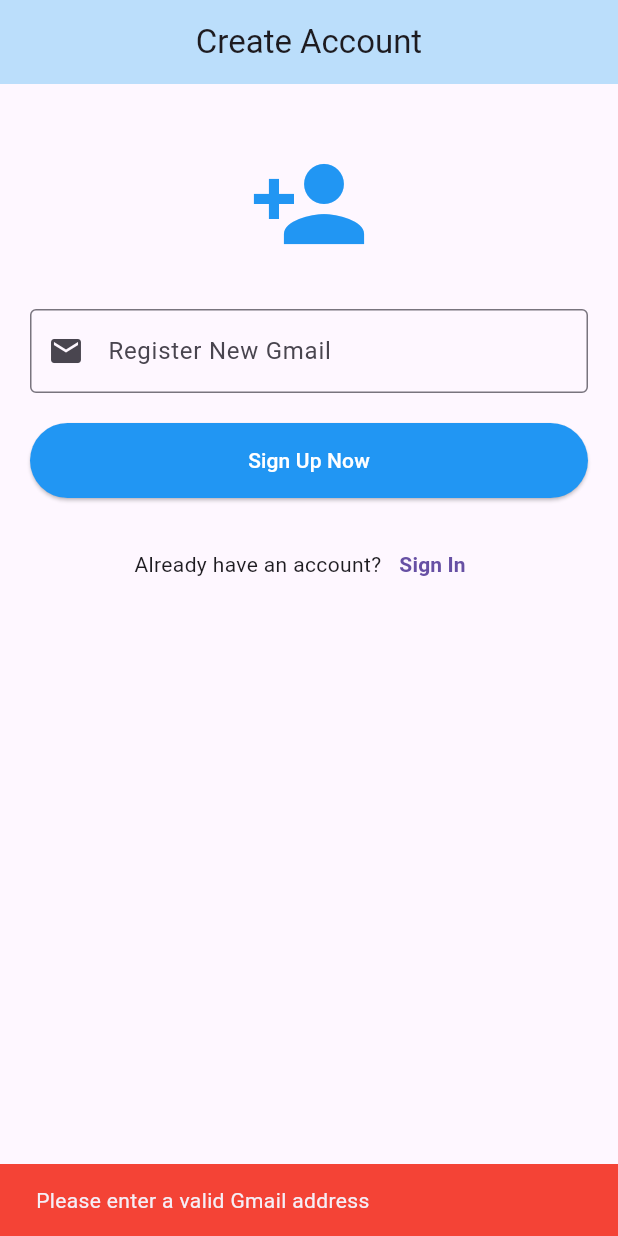
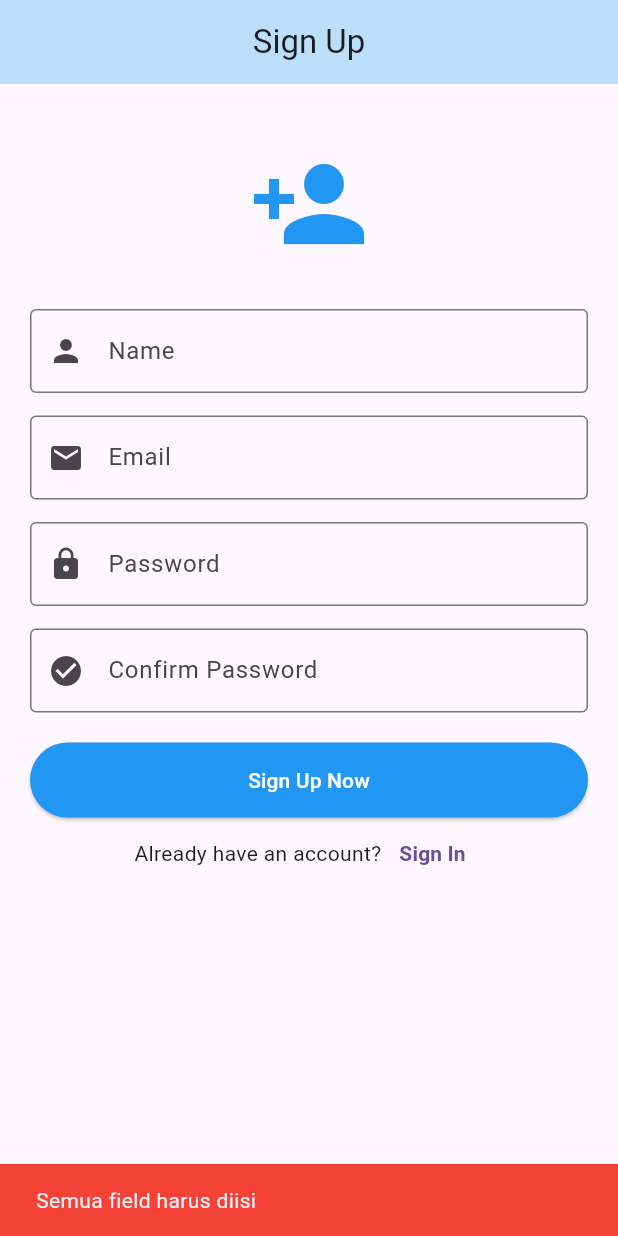
Before and after one commit to firmanchrstn/krs-app-week5, a Flutter app: the screen it shows after launch, after a tap on "Sign Up", after a tap on "Sign Up Now", on a phone screen of 412 x 824 dp. Run offline on Flutter 3.47's test engine with Material 3 defaults, Android fonts, the phone set to English and light mode, and no system bars.

Commit message:
in bahasa

```diff
--- a/lib/main.dart
+++ b/lib/main.dart
@@ -1,5 +1,5 @@
 import 'package:flutter/material.dart';
-import 'screens/splash_screen.dart'; // Pastikan import ini ada
+import 'screens/splash_screen.dart';
 
 void main() {
   runApp(const MyApp());
@@ -17,7 +17,7 @@ class MyApp extends StatelessWidget {
         primarySwatch: Colors.blue,
         useMaterial3: true,
       ),
-      // Aplikasi dimulai dari SplashScreen
+      // App starts from SplashScreen
       home: const SplashScreen(),
     );
   }
--- a/lib/screens/login_screen.dart
+++ b/lib/screens/login_screen.dart
@@ -1,5 +1,6 @@
 import 'package:flutter/material.dart';
 import 'dashboard_screen.dart';
+import 'profile_screen.dart'; // Digunakan untuk referensi pengiriman data nantinya jika diperlukan
 
 class LoginScreen extends StatefulWidget {
   const LoginScreen({super.key});
@@ -9,59 +10,59 @@ class LoginScreen extends StatefulWidget {
 }
 
 class _LoginScreenState extends State<LoginScreen> {
+  // Controllers untuk Sign Up & Login
+  final TextEditingController _nameController = TextEditingController();
   final TextEditingController _emailController = TextEditingController();
-  final TextEditingController _otpController = TextEditingController();
-  final List<String> _registeredEmails = ['admin@gmail.com'];
+  final TextEditingController _passwordController = TextEditingController();
+  final TextEditingController _confirmPasswordController = TextEditingController();
+
   bool _isSignUpMode = false;
-  bool _isOtpSent = false;
-  final String _mockOtp = "1234";
-  void _handleSignUp() {
+  String _registeredName = "Firman Christian Purba"; // Nama default
+
+  void _handleAuth() {
     String email = _emailController.text.trim();
+    String password = _passwordController.text.trim();
 
-    if (email.isEmpty || !email.contains("@gmail.com")) {
-      _showMessage("Please enter a valid Gmail address", Colors.red);
+    if (_isSignUpMode) {
+      // Logika Sign Up
+      String name = _nameController.text.trim();
+      String confirmPassword = _confirmPasswordController.text.trim();
+
+      if (name.isEmpty || email.isEmpty || password.isEmpty) {
+        _showMessage("Semua field harus diisi", Colors.red);
+        return;
+      }
+      if (password != confirmPassword) {
+        _showMessage("Password tidak cocok", Colors.red);
         return;
       }
 
-    if (_registeredEmails.contains(email)) {
-      _showMessage("Email is already registered. Please Sign In.", Colors.orange);
+      setState(() {
+        _registeredName = name;
+        _isSignUpMode = false;
+        _clearControllers();
+      });
+      _showMessage("Registrasi Berhasil! Silakan Login", Colors.green);
     } else {
-      setState(() {
-        _registeredEmails.add(email);
-        _isSignUpMode = false;
-        _emailController.clear();
-      });
-      _showMessage("Registration Successful! Please Sign In.", Colors.green);
-    }
-  }
-
-  void _sendVerificationCode() {
-    String email = _emailController.text.trim();
-
-    if (email.isEmpty || !email.contains("@gmail.com")) {
-      _showMessage("Please enter a valid Gmail address", Colors.red);
+      // Logika Login
+      if (email.isEmpty || password.isEmpty) {
+        _showMessage("Email dan Password harus diisi", Colors.red);
         return;
       }
 
-    if (_registeredEmails.contains(email)) {
-      setState(() {
-        _isOtpSent = true;
-      });
-      _showMessage("OTP sent to $email (Code: 1234)", Colors.green);
-    } else {
-      _showMessage("Email not registered! Please Sign Up first.", Colors.red);
-    }
-  }
-
-  void _verifyOtp() {
-    if (_otpController.text == _mockOtp) {
+      // Navigasi ke Dashboard
       Navigator.pushReplacement(
         context,
         MaterialPageRoute(builder: (context) => const DashboardScreen()),
       );
-    } else {
-      _showMessage("Invalid Code. Try again.", Colors.red);
     }
+  }
+
+  void _clearControllers() {
+    _nameController.clear();
+    _emailController.clear();
+    _passwordController.clear();
+    _confirmPasswordController.clear();
   }
 
   void _showMessage(String message, Color color) {
@@ -74,7 +75,7 @@ class _LoginScreenState extends State<LoginScreen> {
   Widget build(BuildContext context) {
     return Scaffold(
       appBar: AppBar(
-        title: Text(_isSignUpMode ? "Create Account" : "Login"),
+        title: Text(_isSignUpMode ? "Sign Up" : "Login"),
         centerTitle: true,
         backgroundColor: Colors.blue[100],
       ),
@@ -82,78 +83,75 @@ class _LoginScreenState extends State<LoginScreen> {
         child: Padding(
           padding: const EdgeInsets.all(20.0),
           child: Column(
-            mainAxisAlignment: MainAxisAlignment.center,
             children: [
               const SizedBox(height: 20),
               Icon(
                 _isSignUpMode ? Icons.person_add : Icons.lock_person,
                 size: 80,
-                color: Colors.blue
+                color: Colors.blue,
               ),
               const SizedBox(height: 30),
 
-              if (_isOtpSent) ...[
-                Text(
-                  "Enter code sent to ${_emailController.text}",
-                  textAlign: TextAlign.center,
-                  style: const TextStyle(color: Colors.grey),
+              if (_isSignUpMode) ...[
+                TextField(
+                  controller: _nameController,
+                  decoration: const InputDecoration(
+                    labelText: "Name",
+                    border: OutlineInputBorder(),
+                    prefixIcon: Icon(Icons.person),
                   ),
-                const SizedBox(height: 20),
+                ),
+                const SizedBox(height: 15),
+              ],
+
               TextField(
-                  controller: _otpController,
-                  keyboardType: TextInputType.number,
+                controller: _emailController,
+                keyboardType: TextInputType.emailAddress,
                 decoration: const InputDecoration(
-                    labelText: "4-Digit Code",
+                  labelText: "Email",
                   border: OutlineInputBorder(),
-                    prefixIcon: Icon(Icons.password),
+                  prefixIcon: Icon(Icons.email),
+                ),
+              ),
+              const SizedBox(height: 15),
+
+              TextField(
+                controller: _passwordController,
+                obscureText: true,
+                decoration: const InputDecoration(
+                  labelText: "Password",
+                  border: OutlineInputBorder(),
+                  prefixIcon: Icon(Icons.lock),
+                ),
+              ),
+              const SizedBox(height: 15),
+
+              if (_isSignUpMode) ...[
+                TextField(
+                  controller: _confirmPasswordController,
+                  obscureText: true,
+                  decoration: const InputDecoration(
+                    labelText: "Confirm Password",
+                    border: OutlineInputBorder(),
+                    prefixIcon: Icon(Icons.check_circle),
                   ),
                 ),
                 const SizedBox(height: 20),
-                SizedBox(
-                  width: double.infinity,
-                  height: 50,
-                  child: ElevatedButton(
-                    onPressed: _verifyOtp,
-                    style: ElevatedButton.styleFrom(backgroundColor: Colors.green, foregroundColor: Colors.white),
-                    child: const Text("Verify & Enter"),
-                  ),
-                ),
-                TextButton(
-                  onPressed: () {
-                    setState(() {
-                      _isOtpSent = false;
-                      _otpController.clear();
-                    });
-                  },
-                  child: const Text("Cancel / Change Email"),
-                )
-
-              ] else ...[
-                TextField(
-                  controller: _emailController,
-                  keyboardType: TextInputType.emailAddress,
-                  decoration: InputDecoration(
-                    labelText: _isSignUpMode ? "Register New Gmail" : "Enter Registered Gmail",
-                    border: const OutlineInputBorder(),
-                    prefixIcon: const Icon(Icons.email),
-                  ),
-                ),
-                const SizedBox(height: 20),
+              ],
 
               SizedBox(
                 width: double.infinity,
                 height: 50,
                 child: ElevatedButton(
-                    onPressed: _isSignUpMode ? _handleSignUp : _sendVerificationCode,
+                  onPressed: _handleAuth,
                   style: ElevatedButton.styleFrom(
                     backgroundColor: Colors.blue,
                     foregroundColor: Colors.white,
                   ),
-                    child: Text(_isSignUpMode ? "Sign Up Now" : "Get Verification Code"),
+                  child: Text(_isSignUpMode ? "Sign Up Now" : "Login"),
                 ),
               ),
 
-                const SizedBox(height: 20),
               Row(
                 mainAxisAlignment: MainAxisAlignment.center,
                 children: [
@@ -162,7 +160,7 @@ class _LoginScreenState extends State<LoginScreen> {
                     onPressed: () {
                       setState(() {
                         _isSignUpMode = !_isSignUpMode;
-                          _emailController.clear();
+                        _clearControllers();
                       });
                     },
                     child: Text(
@@ -173,7 +171,6 @@ class _LoginScreenState extends State<LoginScreen> {
                 ],
               ),
             ],
-            ],
           ),
         ),
       ),
--- a/lib/screens/profile_screen.dart
+++ b/lib/screens/profile_screen.dart
@@ -2,7 +2,14 @@ import 'package:flutter/material.dart';
 import 'krs_screen.dart';
 
 class ProfileScreen extends StatelessWidget {
-  const ProfileScreen({super.key});
+  final String userName;
+  final String userId;
+
+  const ProfileScreen({
+    super.key,
+    this.userName = "Firman Christian Purba",
+    this.userId = "0520230003",
+  });
 
   @override
   Widget build(BuildContext context) {
@@ -26,13 +33,13 @@ class ProfileScreen extends StatelessWidget {
               ),
               const SizedBox(height: 20),
 
-              const Text(
-                "Firman Christian Purba",
-                style: TextStyle(fontSize: 22, fontWeight: FontWeight.bold),
+              Text(
+                userName, // Displays the name registered during Sign Up
+                style: const TextStyle(fontSize: 22, fontWeight: FontWeight.bold),
               ),
-              const Text(
-                "ID: 0520230003",
-                style: TextStyle(fontSize: 16, color: Colors.grey),
+              Text(
+                "Student ID: $userId",
+                style: const TextStyle(fontSize: 16, color: Colors.grey),
               ),
               const SizedBox(height: 40),
 
```
Lines whose indentation alone changed are shown as unchanged.
